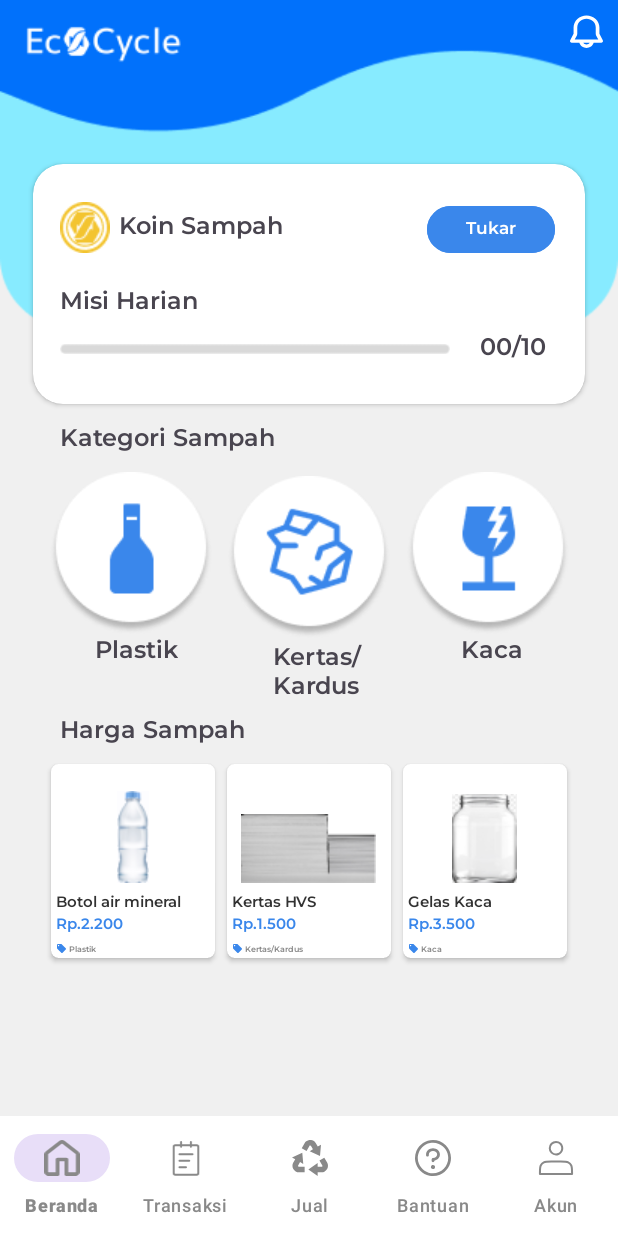
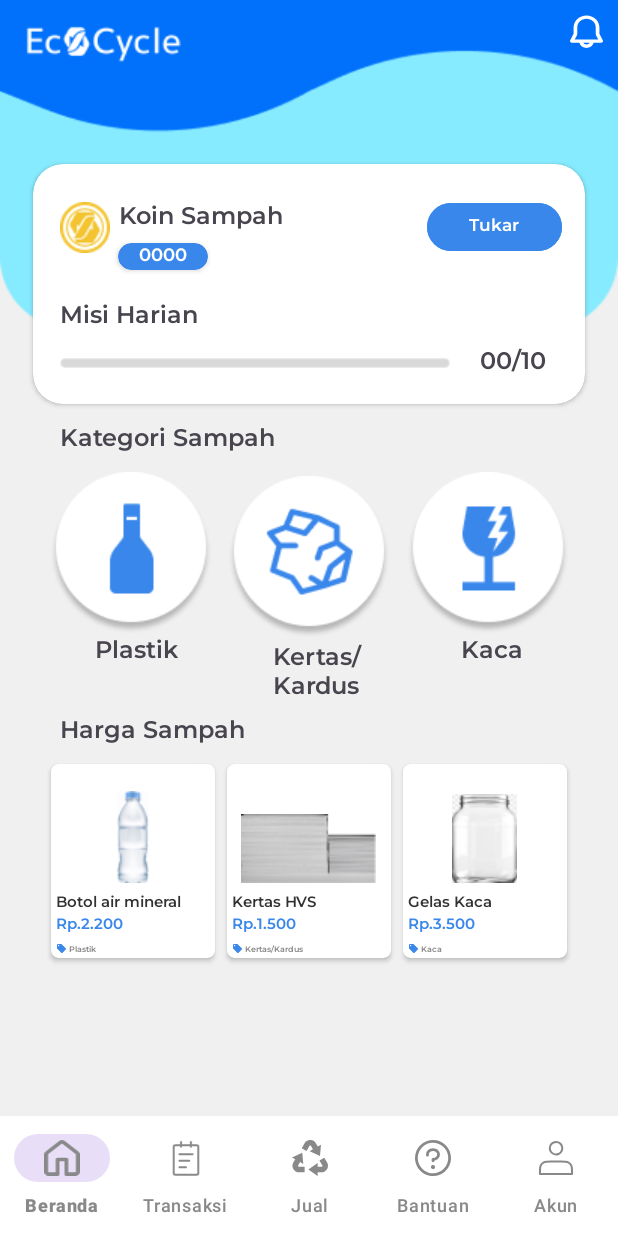
Before and after one commit to WilbertNeilsonSachio/EcoCycle, an Android app: the layout activity_home_page.xml on its own in the app's theme, with its tools: preview values and no code run, on a phone screen of 412 x 824 dp. Run offline under Robolectric (Android 15) with nearby library versions, the phone set to English and light mode, and no system bars.

Commit message:
card koin sampah

```diff
--- a/app/src/main/res/layout/activity_home_page.xml
+++ b/app/src/main/res/layout/activity_home_page.xml
@@ -72,6 +72,10 @@
                     android:layout_marginStart="18dp"
                     android:layout_marginTop="25dp"
                     android:src="@drawable/logo_coin"  />
+                <LinearLayout
+                    android:layout_width="wrap_content"
+                    android:layout_height="wrap_content"
+                    android:orientation="vertical">
 
                 <TextView
                     android:id="@+id/koinsampah"
@@ -83,11 +87,30 @@
                     android:text="@string/tv_koinsampah"
                     app:layout_constraintStart_toEndOf="@id/logokoin"/>
 
+                    <androidx.cardview.widget.CardView
+                        android:id="@+id/card_jumlahkoin"
+                        android:layout_width="60dp"
+                        android:layout_height="wrap_content"
+                        app:cardCornerRadius="10dp"
+                        android:layout_margin="5dp"
+                        app:cardBackgroundColor="@color/royalblue">
+                        <TextView
+                            android:id="@+id/jumlah_koin"
+                            android:text="@string/tv_jumlahkoin"
+                            android:textColor="@color/white"
+                            android:layout_gravity="center"
+                            android:textSize="12dp"
+                            android:fontFamily="@font/montserrat_semibold"
+                            android:layout_width="wrap_content"
+                            android:layout_height="wrap_content"/>
+                    </androidx.cardview.widget.CardView>
+                </LinearLayout>
+
                 <Button
                     android:id="@+id/tv_tukarbtn"
-                    android:layout_width="85dp"
-                    android:layout_height="39dp"
-                    android:layout_marginTop="24dp"
+                    android:layout_width="90dp"
+                    android:layout_height="40dp"
+                    android:layout_marginTop="22dp"
                     android:backgroundTint="@color/royalblue"
                     android:fontFamily="@font/montserrat_semibold"
                     android:text="@string/tv_tukarbtn"
@@ -95,7 +118,6 @@
                     android:layout_marginEnd="22dp"
                     android:textColor="@color/white"
                     android:textSize="11sp"/>
-
                 </LinearLayout>
 
                 <LinearLayout
@@ -106,7 +128,7 @@
                         android:text="@string/tv_misiharian"
                         style="@style/normaltext"
                         android:layout_marginStart="18dp"
-                        android:layout_marginTop="17sp"
+                        android:layout_marginTop="14sp"
                         android:layout_width="wrap_content"
                         android:layout_height="wrap_content"/>
                 </LinearLayout>
--- a/app/src/main/res/values/strings.xml
+++ b/app/src/main/res/values/strings.xml
@@ -30,6 +30,7 @@
     <string name="tv_gelaskacatext">Gelas Kaca</string>
     <string name="tv_hargagelaskacatext">Rp.3.500</string>
     <string name="tv_satuankg">/kg</string>
+    <string name="tv_jumlahkoin">0000</string>
 
 
 
```
